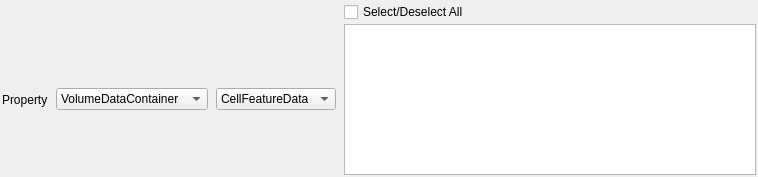
This is Source/DREAM3DWidgetsLib/FilterParameterWidgets/UI_Files/MultiDataArraySelectionWidget.ui in BlueQuartzSoftware/DREAM3D as Qt 5 draws it before an edit. The edited form follows.
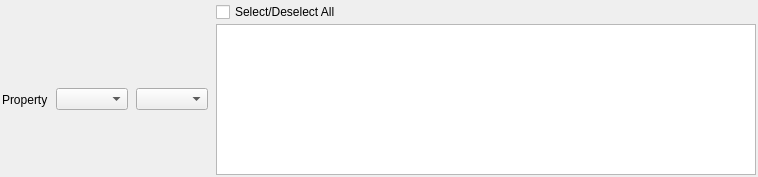
This is the edited form.

The edit to the form file:
```diff
--- a/Source/DREAM3DWidgetsLib/FilterParameterWidgets/UI_Files/MultiDataArraySelectionWidget.ui
+++ b/Source/DREAM3DWidgetsLib/FilterParameterWidgets/UI_Files/MultiDataArraySelectionWidget.ui
@@ -43,11 +43,6 @@
      <property name="sizeAdjustPolicy">
       <enum>QComboBox::AdjustToContents</enum>
      </property>
-     <item>
-      <property name="text">
-       <string>VolumeDataContainer</string>
-      </property>
-     </item>
     </widget>
    </item>
    <item row="0" column="4">
@@ -90,11 +85,6 @@
      <property name="sizeAdjustPolicy">
       <enum>QComboBox::AdjustToContents</enum>
      </property>
-     <item>
-      <property name="text">
-       <string>CellFeatureData</string>
-      </property>
-     </item>
     </widget>
    </item>
    <item row="1" column="0">
```
Left out of the diff: 4 changed lines with no effect on the pictures.
